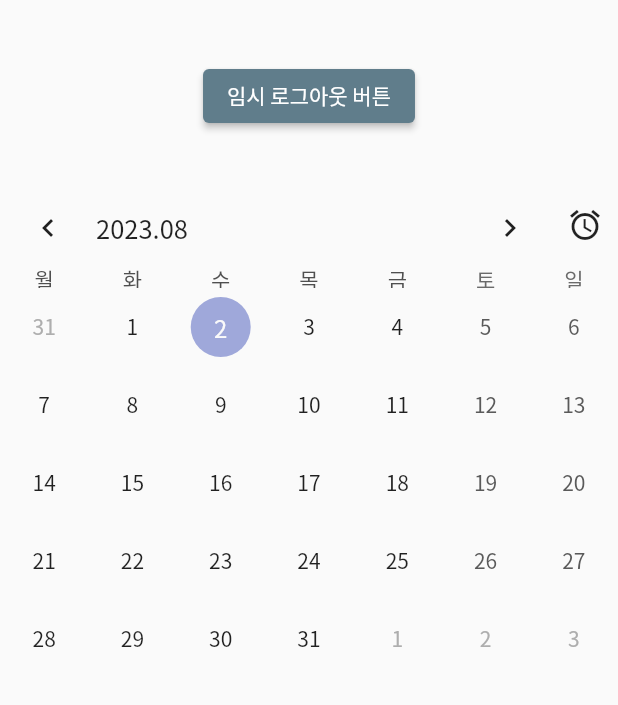
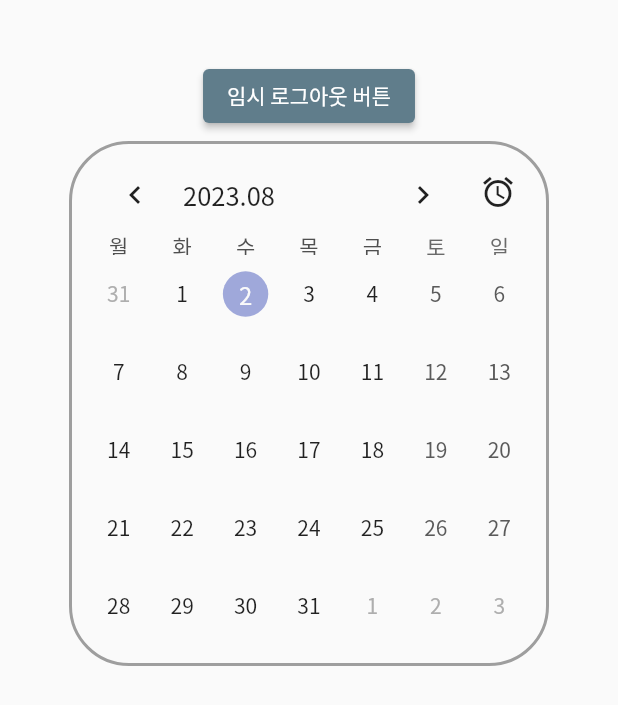
Before and after one commit to Kookmin-Contest/towork-frontend, a Flutter app: the HomeMenu screen opened directly, on a phone screen of 412 x 824 dp. Shown: the top 705 px of the screen. Run offline on Flutter 3.47's test engine with Material 2 defaults, Android fonts, the phone set to English and light mode, and no system bars; drawn by our look-alikes of table_calendar; our stand-ins replace connectivity_plus, dio, flutter_secure_storage, flutter_signin_button, fluttertoast, webview_flutter; missing offline and left inert: flutter_web_auth; accounts and stored records are empty.

Commit message:
Update home_menu.dart
change calendar

```diff
--- a/lib/screens/main_screens/home_menu.dart
+++ b/lib/screens/main_screens/home_menu.dart
@@ -33,8 +33,17 @@ class _HomeMenuState extends State<HomeMenu> {
                   },
                   child: Text('임시 로그아웃 버튼'),
                 ),
-                SizedBox(height: 40.0),
-                Calendar(),
+                SizedBox(height: 6.0),
+                Container(
+                  width: 320.0,
+                  height: 350.0,
+                  padding: EdgeInsets.all(10.0),
+                  decoration: BoxDecoration(
+                    borderRadius: BorderRadius.circular(40.0),
+                    border: Border.all(color: Colors.grey, width: 2.0),
+                  ),
+                  child: Calendar(),
+                ),
               ],
             ),
           ),
```
